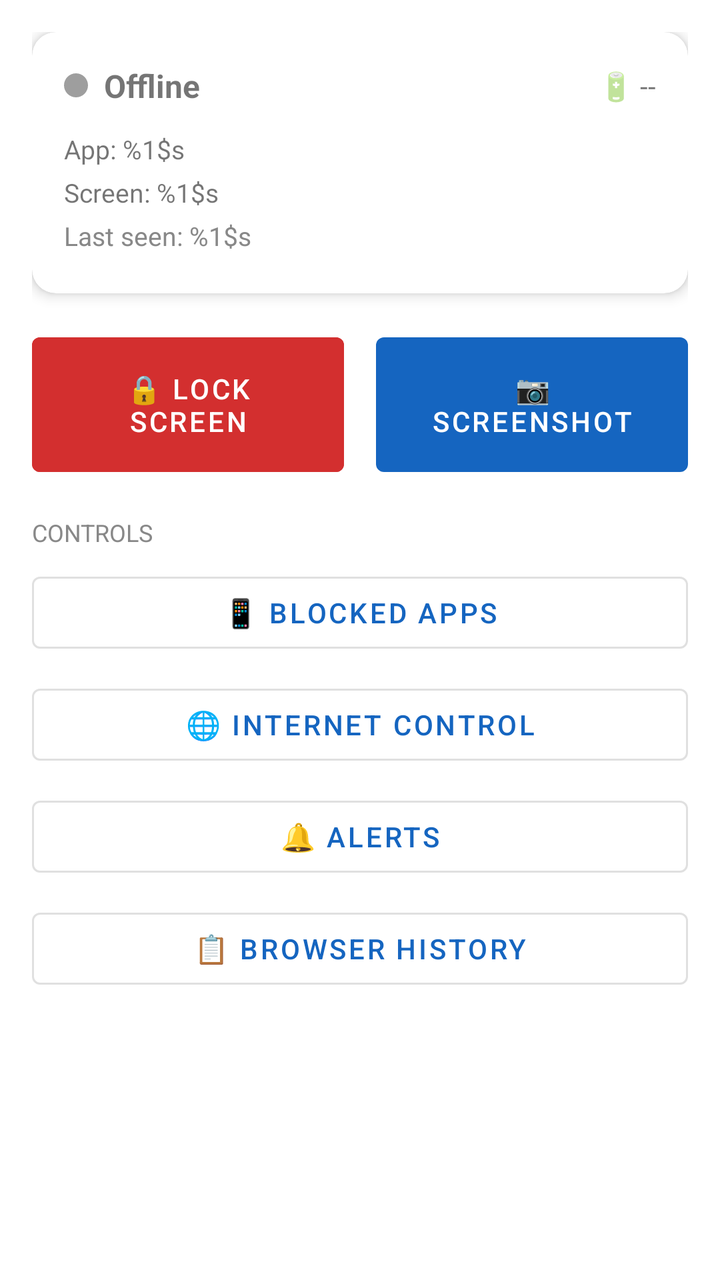
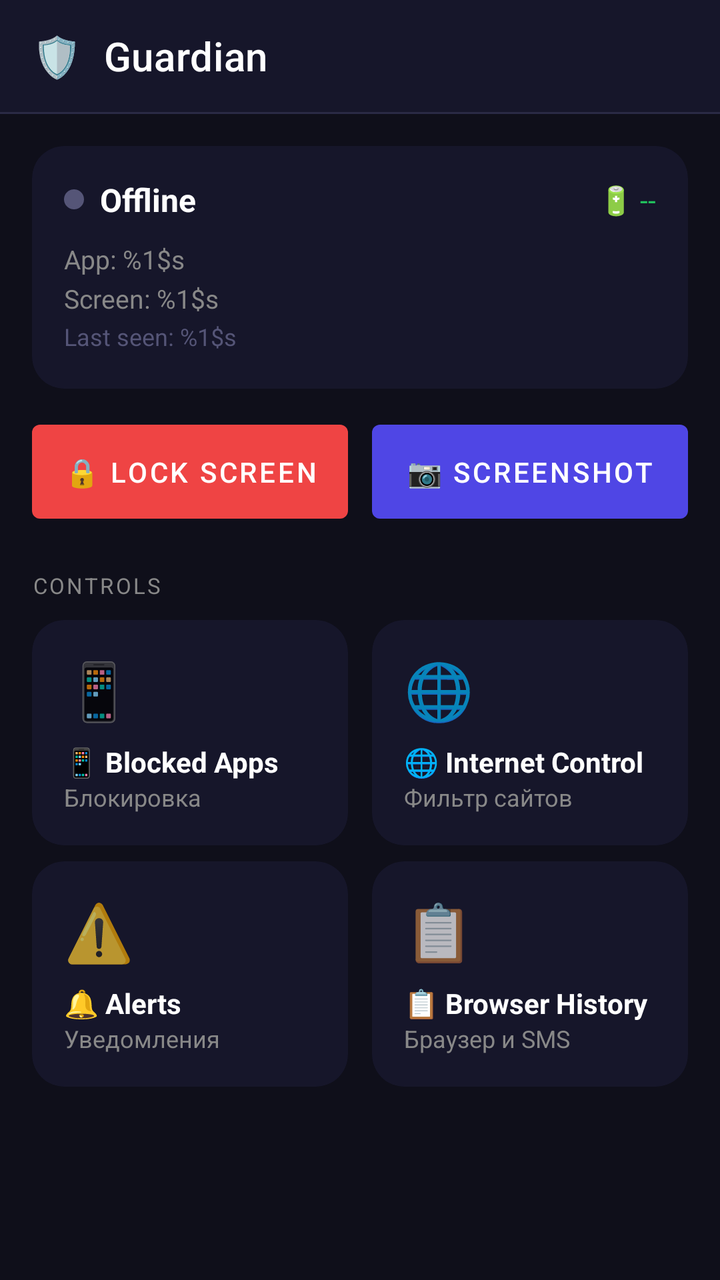

Screens rendered from an Android XML layout before and after an edit, with the pre-edit source and the edit as a unified diff.
<!-- AndroidManifest.xml: application theme Theme.FamilyControlParent -->
<!-- res/layout/activity_main.xml -->
<?xml version="1.0" encoding="utf-8"?>
<ScrollView xmlns:android="http://schemas.android.com/apk/res/android"
    android:layout_width="match_parent"
    android:layout_height="match_parent"
    android:fillViewport="true">

    <LinearLayout
        android:layout_width="match_parent"
        android:layout_height="wrap_content"
        android:orientation="vertical"
        android:padding="16dp">

        
        <androidx.cardview.widget.CardView
            xmlns:app="http://schemas.android.com/apk/res-auto"
            android:layout_width="match_parent"
            android:layout_height="wrap_content"
            android:layout_marginBottom="16dp"
            app:cardCornerRadius="12dp"
            app:cardElevation="4dp">

            <LinearLayout
                android:layout_width="match_parent"
                android:layout_height="wrap_content"
                android:orientation="vertical"
                android:padding="16dp">

                <LinearLayout
                    android:layout_width="match_parent"
                    android:layout_height="wrap_content"
                    android:orientation="horizontal"
                    android:gravity="center_vertical"
                    android:layout_marginBottom="12dp">

                    <View
                        android:id="@+id/viewOnlineDot"
                        android:layout_width="12dp"
                        android:layout_height="12dp"
                        android:background="@drawable/dot_gray"
                        android:layout_marginEnd="8dp" />

                    <TextView
                        android:id="@+id/tvOnlineStatus"
                        android:layout_width="0dp"
                        android:layout_height="wrap_content"
                        android:layout_weight="1"
                        android:text="@string/offline"
                        android:textSize="16sp"
                        android:textStyle="bold" />

                    <TextView
                        android:id="@+id/tvBattery"
                        android:layout_width="wrap_content"
                        android:layout_height="wrap_content"
                        android:text="🔋 --"
                        android:textSize="14sp" />
                </LinearLayout>

                <TextView
                    android:id="@+id/tvCurrentApp"
                    android:layout_width="match_parent"
                    android:layout_height="wrap_content"
                    android:text="@string/current_app_format"
                    android:textSize="13sp"
                    android:layout_marginBottom="4dp" />

                <TextView
                    android:id="@+id/tvScreenOn"
                    android:layout_width="match_parent"
                    android:layout_height="wrap_content"
                    android:text="@string/screen_format"
                    android:textSize="13sp"
                    android:layout_marginBottom="4dp" />

                <TextView
                    android:id="@+id/tvLastSeen"
                    android:layout_width="match_parent"
                    android:layout_height="wrap_content"
                    android:text="@string/last_seen_format"
                    android:textSize="13sp"
                    android:textColor="#888888"
                    android:layout_marginBottom="4dp" />

                <TextView
                    android:id="@+id/tvLocation"
                    android:layout_width="match_parent"
                    android:layout_height="wrap_content"
                    android:textSize="12sp"
                    android:textColor="#555555"
                    android:fontFamily="monospace"
                    android:visibility="gone" />
            </LinearLayout>
        </androidx.cardview.widget.CardView>

        
        <LinearLayout
            android:layout_width="match_parent"
            android:layout_height="wrap_content"
            android:orientation="horizontal"
            android:layout_marginBottom="16dp">

            <Button
                android:id="@+id/btnLockScreen"
                android:layout_width="0dp"
                android:layout_height="wrap_content"
                android:layout_weight="1"
                android:layout_marginEnd="8dp"
                android:text="@string/btn_lock_screen"
                android:backgroundTint="@color/colorDanger"
                android:textColor="@android:color/white"
                android:padding="16dp" />

            <Button
                android:id="@+id/btnScreenshot"
                android:layout_width="0dp"
                android:layout_height="wrap_content"
                android:layout_weight="1"
                android:layout_marginStart="8dp"
                android:text="@string/btn_screenshot"
                android:padding="16dp" />
        </LinearLayout>

        
        <TextView
            android:layout_width="wrap_content"
            android:layout_height="wrap_content"
            android:text="@string/section_control"
            android:textSize="12sp"
            android:textAllCaps="true"
            android:textColor="#888888"
            android:layout_marginBottom="8dp" />

        <Button
            android:id="@+id/btnApps"
            android:layout_width="match_parent"
            android:layout_height="wrap_content"
            android:text="@string/btn_apps"
            android:layout_marginBottom="8dp"
            style="@style/Widget.MaterialComponents.Button.OutlinedButton" />

        <Button
            android:id="@+id/btnInternet"
            android:layout_width="match_parent"
            android:layout_height="wrap_content"
            android:text="@string/btn_internet"
            android:layout_marginBottom="8dp"
            style="@style/Widget.MaterialComponents.Button.OutlinedButton" />

        <Button
            android:id="@+id/btnAlerts"
            android:layout_width="match_parent"
            android:layout_height="wrap_content"
            android:text="@string/btn_alerts"
            android:layout_marginBottom="8dp"
            style="@style/Widget.MaterialComponents.Button.OutlinedButton" />

        <Button
            android:id="@+id/btnHistory"
            android:layout_width="match_parent"
            android:layout_height="wrap_content"
            android:text="@string/btn_history"
            style="@style/Widget.MaterialComponents.Button.OutlinedButton" />

    </LinearLayout>
</ScrollView>
<!-- resources referenced by this layout -->
<resources>
  <color name="colorDanger">#D32F2F</color>
  <!-- drawable dot_gray (drawable) -->
  <?xml version="1.0" encoding="utf-8"?>
  <shape xmlns:android="http://schemas.android.com/apk/res/android"
      android:shape="oval">
      <solid android:color="@color/colorOffline" />
  </shape>
  <string name="btn_alerts">🔔 Alerts</string>
  <string name="btn_apps">📱 Blocked Apps</string>
  <string name="btn_history">📋 Browser History</string>
  <string name="btn_internet">🌐 Internet Control</string>
  <string name="btn_lock_screen">🔒 LOCK SCREEN</string>
  <string name="btn_screenshot">📷 SCREENSHOT</string>
  <string name="current_app_format">App: %1$s</string>
  <string name="last_seen_format">Last seen: %1$s</string>
  <string name="offline">Offline</string>
  <string name="screen_format">Screen: %1$s</string>
  <string name="section_control">Controls</string>
  <style name="Theme.FamilyControlParent" parent="Theme.MaterialComponents.Light.DarkActionBar">
          <item name="colorPrimary">@color/colorPrimary</item>
          <item name="colorPrimaryDark">@color/colorPrimaryDark</item>
          <item name="colorAccent">@color/colorAccent</item>
      </style>
  <color name="colorOffline">#9E9E9E</color>
  <color name="colorPrimary">#1565C0</color>
  <color name="colorPrimaryDark">#0D47A1</color>
  <color name="colorAccent">#42A5F5</color>
</resources>

<!-- the commit's change to res/layout/activity_main.xml (unified diff, before → after) -->
@@ -1,165 +1,352 @@
 <?xml version="1.0" encoding="utf-8"?>
-<ScrollView xmlns:android="http://schemas.android.com/apk/res/android"
+<LinearLayout xmlns:android="http://schemas.android.com/apk/res/android"
+    xmlns:app="http://schemas.android.com/apk/res-auto"
     android:layout_width="match_parent"
     android:layout_height="match_parent"
-    android:fillViewport="true">
-
-    <LinearLayout
+    android:orientation="vertical"
+    android:background="@color/colorBg">
+
+    
+    <androidx.appcompat.widget.Toolbar
+        android:id="@+id/toolbar"
         android:layout_width="match_parent"
-        android:layout_height="wrap_content"
-        android:orientation="vertical"
-        android:padding="16dp">
-
-        
-        <androidx.cardview.widget.CardView
-            xmlns:app="http://schemas.android.com/apk/res-auto"
-            android:layout_width="match_parent"
-            android:layout_height="wrap_content"
-            android:layout_marginBottom="16dp"
-            app:cardCornerRadius="12dp"
-            app:cardElevation="4dp">
-
-            <LinearLayout
-                android:layout_width="match_parent"
-                android:layout_height="wrap_content"
-                android:orientation="vertical"
-                android:padding="16dp">
-
-                <LinearLayout
-                    android:layout_width="match_parent"
-                    android:layout_height="wrap_content"
-                    android:orientation="horizontal"
-                    android:gravity="center_vertical"
-                    android:layout_marginBottom="12dp">
-
-                    <View
-                        android:id="@+id/viewOnlineDot"
-                        android:layout_width="12dp"
-                        android:layout_height="12dp"
-                        android:background="@drawable/dot_gray"
-                        android:layout_marginEnd="8dp" />
-
-                    <TextView
-                        android:id="@+id/tvOnlineStatus"
-                        android:layout_width="0dp"
-                        android:layout_height="wrap_content"
-                        android:layout_weight="1"
-                        android:text="@string/offline"
-                        android:textSize="16sp"
-                        android:textStyle="bold" />
-
-                    <TextView
-                        android:id="@+id/tvBattery"
-                        android:layout_width="wrap_content"
-                        android:layout_height="wrap_content"
-                        android:text="🔋 --"
-                        android:textSize="14sp" />
-                </LinearLayout>
-
-                <TextView
-                    android:id="@+id/tvCurrentApp"
-                    android:layout_width="match_parent"
-                    android:layout_height="wrap_content"
-                    android:text="@string/current_app_format"
-                    android:textSize="13sp"
-                    android:layout_marginBottom="4dp" />
-
-                <TextView
-                    android:id="@+id/tvScreenOn"
-                    android:layout_width="match_parent"
-                    android:layout_height="wrap_content"
-                    android:text="@string/screen_format"
-                    android:textSize="13sp"
-                    android:layout_marginBottom="4dp" />
-
-                <TextView
-                    android:id="@+id/tvLastSeen"
-                    android:layout_width="match_parent"
-                    android:layout_height="wrap_content"
-                    android:text="@string/last_seen_format"
-                    android:textSize="13sp"
-                    android:textColor="#888888"
-                    android:layout_marginBottom="4dp" />
-
-                <TextView
-                    android:id="@+id/tvLocation"
-                    android:layout_width="match_parent"
-                    android:layout_height="wrap_content"
-                    android:textSize="12sp"
-                    android:textColor="#555555"
-                    android:fontFamily="monospace"
-                    android:visibility="gone" />
-            </LinearLayout>
-        </androidx.cardview.widget.CardView>
-
-        
+        android:layout_height="?attr/actionBarSize"
+        android:background="@color/colorSurface"
+        android:elevation="0dp"
+        app:titleTextColor="@color/textPrimary"
+        app:title="🛡️  Guardian" />
+
+    
+    <View
+        android:layout_width="match_parent"
+        android:layout_height="1dp"
+        android:background="@color/colorBorder" />
+
+    <ScrollView
+        android:layout_width="match_parent"
+        android:layout_height="0dp"
+        android:layout_weight="1"
+        android:fillViewport="true">
+
         <LinearLayout
             android:layout_width="match_parent"
             android:layout_height="wrap_content"
-            android:orientation="horizontal"
-            android:layout_marginBottom="16dp">
-
-            <Button
-                android:id="@+id/btnLockScreen"
-                android:layout_width="0dp"
-                android:layout_height="wrap_content"
-                android:layout_weight="1"
-                android:layout_marginEnd="8dp"
-                android:text="@string/btn_lock_screen"
-                android:backgroundTint="@color/colorDanger"
-                android:textColor="@android:color/white"
-                android:padding="16dp" />
-
-            <Button
-                android:id="@+id/btnScreenshot"
-                android:layout_width="0dp"
-                android:layout_height="wrap_content"
-                android:layout_weight="1"
-                android:layout_marginStart="8dp"
-                android:text="@string/btn_screenshot"
-                android:padding="16dp" />
+            android:orientation="vertical"
+            android:padding="16dp">
+
+            
+            <androidx.cardview.widget.CardView
+                android:layout_width="match_parent"
+                android:layout_height="wrap_content"
+                android:layout_marginBottom="12dp"
+                app:cardBackgroundColor="@color/colorSurface"
+                app:cardCornerRadius="16dp"
+                app:cardElevation="0dp">
+
+                <LinearLayout
+                    android:layout_width="match_parent"
+                    android:layout_height="wrap_content"
+                    android:orientation="vertical"
+                    android:padding="16dp">
+
+                    
+                    <LinearLayout
+                        android:layout_width="match_parent"
+                        android:layout_height="wrap_content"
+                        android:orientation="horizontal"
+                        android:gravity="center_vertical"
+                        android:layout_marginBottom="10dp">
+
+                        <View
+                            android:id="@+id/viewOnlineDot"
+                            android:layout_width="10dp"
+                            android:layout_height="10dp"
+                            android:background="@drawable/dot_gray"
+                            android:layout_marginEnd="8dp" />
+
+                        <TextView
+                            android:id="@+id/tvOnlineStatus"
+                            android:layout_width="0dp"
+                            android:layout_height="wrap_content"
+                            android:layout_weight="1"
+                            android:text="@string/offline"
+                            android:textSize="16sp"
+                            android:textStyle="bold"
+                            android:textColor="@color/textPrimary" />
+
+                        <TextView
+                            android:id="@+id/tvBattery"
+                            android:layout_width="wrap_content"
+                            android:layout_height="wrap_content"
+                            android:text="🔋 --"
+                            android:textSize="14sp"
+                            android:textColor="@color/colorGreen" />
+                    </LinearLayout>
+
+                    
+                    <TextView
+                        android:id="@+id/tvCurrentApp"
+                        android:layout_width="match_parent"
+                        android:layout_height="wrap_content"
+                        android:text="@string/current_app_format"
+                        android:textSize="13sp"
+                        android:textColor="@color/textSecondary"
+                        android:layout_marginBottom="2dp" />
+
+                    <TextView
+                        android:id="@+id/tvScreenOn"
+                        android:layout_width="match_parent"
+                        android:layout_height="wrap_content"
+                        android:text="@string/screen_format"
+                        android:textSize="13sp"
+                        android:textColor="@color/textSecondary"
+                        android:layout_marginBottom="2dp" />
+
+                    <TextView
+                        android:id="@+id/tvLastSeen"
+                        android:layout_width="match_parent"
+                        android:layout_height="wrap_content"
+                        android:text="@string/last_seen_format"
+                        android:textSize="12sp"
+                        android:textColor="#555577"
+                        android:layout_marginBottom="2dp" />
+
+                    <TextView
+                        android:id="@+id/tvLocation"
+                        android:layout_width="match_parent"
+                        android:layout_height="wrap_content"
+                        android:textSize="11sp"
+                        android:textColor="#555577"
+                        android:fontFamily="monospace"
+                        android:visibility="gone" />
+                </LinearLayout>
+            </androidx.cardview.widget.CardView>
+
+            
+            <LinearLayout
+                android:layout_width="match_parent"
+                android:layout_height="wrap_content"
+                android:orientation="horizontal"
+                android:layout_marginBottom="20dp">
+
+                <Button
+                    android:id="@+id/btnLockScreen"
+                    android:layout_width="0dp"
+                    android:layout_height="wrap_content"
+                    android:layout_weight="1"
+                    android:layout_marginEnd="6dp"
+                    android:text="@string/btn_lock_screen"
+                    android:textColor="@color/white"
+                    android:padding="14dp"
+                    app:backgroundTint="@color/colorRed" />
+
+                <Button
+                    android:id="@+id/btnScreenshot"
+                    android:layout_width="0dp"
+                    android:layout_height="wrap_content"
+                    android:layout_weight="1"
+                    android:layout_marginStart="6dp"
+                    android:text="@string/btn_screenshot"
+                    android:textColor="@color/white"
+                    android:padding="14dp"
+                    app:backgroundTint="@color/colorPrimary" />
+            </LinearLayout>
+
+            
+            <TextView
+                android:layout_width="wrap_content"
+                android:layout_height="wrap_content"
+                android:text="@string/section_control"
+                android:textSize="11sp"
+                android:textAllCaps="true"
+                android:textColor="@color/textSecondary"
+                android:letterSpacing="0.1"
+                android:layout_marginBottom="10dp" />
+
+            
+            <LinearLayout
+                android:layout_width="match_parent"
+                android:layout_height="wrap_content"
+                android:orientation="horizontal"
+                android:layout_marginBottom="8dp">
+
+                <androidx.cardview.widget.CardView
+                    android:id="@+id/btnApps"
+                    android:layout_width="0dp"
+                    android:layout_height="wrap_content"
+                    android:layout_weight="1"
+                    android:layout_marginEnd="6dp"
+                    android:clickable="true"
+                    android:focusable="true"
+                    app:cardBackgroundColor="@color/colorSurface"
+                    app:cardCornerRadius="16dp"
+                    app:cardElevation="0dp">
+
+                    <LinearLayout
+                        android:layout_width="match_parent"
+                        android:layout_height="wrap_content"
+                        android:orientation="vertical"
+                        android:padding="16dp">
+
+                        <TextView
+                            android:layout_width="wrap_content"
+                            android:layout_height="wrap_content"
+                            android:text="📱"
+                            android:textSize="28sp"
+                            android:layout_marginBottom="8dp" />
+
+                        <TextView
+                            android:layout_width="wrap_content"
+                            android:layout_height="wrap_content"
+                            android:text="@string/btn_apps"
+                            android:textSize="14sp"
+                            android:textStyle="bold"
+                            android:textColor="@color/textPrimary" />
+
+                        <TextView
+                            android:layout_width="wrap_content"
+                            android:layout_height="wrap_content"
+                            android:text="Блокировка"
+                            android:textSize="12sp"
+                            android:textColor="@color/textSecondary" />
+                    </LinearLayout>
+                </androidx.cardview.widget.CardView>
+
+                <androidx.cardview.widget.CardView
+                    android:id="@+id/btnInternet"
+                    android:layout_width="0dp"
+                    android:layout_height="wrap_content"
+                    android:layout_weight="1"
+                    android:layout_marginStart="6dp"
+                    android:clickable="true"
+                    android:focusable="true"
+                    app:cardBackgroundColor="@color/colorSurface"
+                    app:cardCornerRadius="16dp"
+                    app:cardElevation="0dp">
+
+                    <LinearLayout
+                        android:layout_width="match_parent"
+                        android:layout_height="wrap_content"
+                        android:orientation="vertical"
+                        android:padding="16dp">
+
+                        <TextView
+                            android:layout_width="wrap_content"
+                            android:layout_height="wrap_content"
+                            android:text="🌐"
+                            android:textSize="28sp"
+                            android:layout_marginBottom="8dp" />
+
+                        <TextView
+                            android:layout_width="wrap_content"
+                            android:layout_height="wrap_content"
+                            android:text="@string/btn_internet"
+                            android:textSize="14sp"
+                            android:textStyle="bold"
+                            android:textColor="@color/textPrimary" />
+
+                        <TextView
+                            android:layout_width="wrap_content"
+                            android:layout_height="wrap_content"
+                            android:text="Фильтр сайтов"
+                            android:textSize="12sp"
+                            android:textColor="@color/textSecondary" />
+                    </LinearLayout>
+                </androidx.cardview.widget.CardView>
+            </LinearLayout>
+
+            
+            <LinearLayout
+                android:layout_width="match_parent"
+                android:layout_height="wrap_content"
+                android:orientation="horizontal">
+
+                <androidx.cardview.widget.CardView
+                    android:id="@+id/btnAlerts"
+                    android:layout_width="0dp"
+                    android:layout_height="wrap_content"
+                    android:layout_weight="1"
+                    android:layout_marginEnd="6dp"
+                    android:clickable="true"
+                    android:focusable="true"
+                    app:cardBackgroundColor="@color/colorSurface"
+                    app:cardCornerRadius="16dp"
+                    app:cardElevation="0dp">
+
+                    <LinearLayout
+                        android:layout_width="match_parent"
+                        android:layout_height="wrap_content"
+                        android:orientation="vertical"
+                        android:padding="16dp">
+
+                        <TextView
+                            android:layout_width="wrap_content"
+                            android:layout_height="wrap_content"
+                            android:text="⚠️"
+                            android:textSize="28sp"
+                            android:layout_marginBottom="8dp" />
+
+                        <TextView
+                            android:layout_width="wrap_content"
+                            android:layout_height="wrap_content"
+                            android:text="@string/btn_alerts"
+                            android:textSize="14sp"
+                            android:textStyle="bold"
+                            android:textColor="@color/textPrimary" />
+
+                        <TextView
+                            android:layout_width="wrap_content"
+                            android:layout_height="wrap_content"
+                            android:text="Уведомления"
+                            android:textSize="12sp"
+                            android:textColor="@color/textSecondary" />
+                    </LinearLayout>
+                </androidx.cardview.widget.CardView>
+
+                <androidx.cardview.widget.CardView
+                    android:id="@+id/btnHistory"
+                    android:layout_width="0dp"
+                    android:layout_height="wrap_content"
+                    android:layout_weight="1"
+                    android:layout_marginStart="6dp"
+                    android:clickable="true"
+                    android:focusable="true"
+                    app:cardBackgroundColor="@color/colorSurface"
+                    app:cardCornerRadius="16dp"
+                    app:cardElevation="0dp">
+
+                    <LinearLayout
+                        android:layout_width="match_parent"
+                        android:layout_height="wrap_content"
+                        android:orientation="vertical"
+                        android:padding="16dp">
+
+                        <TextView
+                            android:layout_width="wrap_content"
+                            android:layout_height="wrap_content"
+                            android:text="📋"
+                            android:textSize="28sp"
+                            android:layout_marginBottom="8dp" />
+
+                        <TextView
+                            android:layout_width="wrap_content"
+                            android:layout_height="wrap_content"
+                            android:text="@string/btn_history"
+                            android:textSize="14sp"
+                            android:textStyle="bold"
+                            android:textColor="@color/textPrimary" />
+
+                        <TextView
+                            android:layout_width="wrap_content"
+                            android:layout_height="wrap_content"
+                            android:text="Браузер и SMS"
+                            android:textSize="12sp"
+                            android:textColor="@color/textSecondary" />
+                    </LinearLayout>
+                </androidx.cardview.widget.CardView>
+            </LinearLayout>
+
         </LinearLayout>
-
-        
-        <TextView
-            android:layout_width="wrap_content"
-            android:layout_height="wrap_content"
-            android:text="@string/section_control"
-            android:textSize="12sp"
-            android:textAllCaps="true"
-            android:textColor="#888888"
-            android:layout_marginBottom="8dp" />
-
-        <Button
-            android:id="@+id/btnApps"
-            android:layout_width="match_parent"
-            android:layout_height="wrap_content"
-            android:text="@string/btn_apps"
-            android:layout_marginBottom="8dp"
-            style="@style/Widget.MaterialComponents.Button.OutlinedButton" />
-
-        <Button
-            android:id="@+id/btnInternet"
-            android:layout_width="match_parent"
-            android:layout_height="wrap_content"
-            android:text="@string/btn_internet"
-            android:layout_marginBottom="8dp"
-            style="@style/Widget.MaterialComponents.Button.OutlinedButton" />
-
-        <Button
-            android:id="@+id/btnAlerts"
-            android:layout_width="match_parent"
-            android:layout_height="wrap_content"
-            android:text="@string/btn_alerts"
-            android:layout_marginBottom="8dp"
-            style="@style/Widget.MaterialComponents.Button.OutlinedButton" />
-
-        <Button
-            android:id="@+id/btnHistory"
-            android:layout_width="match_parent"
-            android:layout_height="wrap_content"
-            android:text="@string/btn_history"
-            style="@style/Widget.MaterialComponents.Button.OutlinedButton" />
-
-    </LinearLayout>
-</ScrollView>
+    </ScrollView>
+
+</LinearLayout>
<!-- resource entries referenced after the edit -->
@@ -1,6 +1,8 @@
 <!-- resources referenced by this layout -->
 <resources>
-  <color name="colorDanger">#D32F2F</color>
+  <color name="colorBg">#0F0F1A</color>
+  <color name="colorBorder">#2A2A45</color>
+  <color name="colorGreen">#22C55E</color>
   <!-- drawable dot_gray (drawable) -->
   <?xml version="1.0" encoding="utf-8"?>
   <shape xmlns:android="http://schemas.android.com/apk/res/android"
@@ -18,14 +20,26 @@
   <string name="offline">Offline</string>
   <string name="screen_format">Screen: %1$s</string>
   <string name="section_control">Controls</string>
-  <style name="Theme.FamilyControlParent" parent="Theme.MaterialComponents.Light.DarkActionBar">
+  <style name="Theme.FamilyControlParent" parent="Theme.MaterialComponents.NoActionBar">
           <item name="colorPrimary">@color/colorPrimary</item>
           <item name="colorPrimaryDark">@color/colorPrimaryDark</item>
           <item name="colorAccent">@color/colorAccent</item>
+          <item name="android:windowBackground">@color/colorBg</item>
+          <item name="android:statusBarColor">@color/colorBg</item>
+          <item name="android:navigationBarColor">@color/colorBg</item>
+          <item name="android:windowLightStatusBar">false</item>
+          <item name="android:textColorPrimary">@color/textPrimary</item>
+          <item name="android:textColorSecondary">@color/textSecondary</item>
+          <item name="materialAlertDialogTheme">@style/ThemeOverlay.MaterialComponents.MaterialAlertDialog.Dark</item>
       </style>
-  <color name="colorOffline">#9E9E9E</color>
-  <color name="colorPrimary">#1565C0</color>
-  <color name="colorPrimaryDark">#0D47A1</color>
-  <color name="colorAccent">#42A5F5</color>
+  <color name="colorOffline">#555577</color>
+  <color name="colorPrimary">#4F46E5</color>
+  <color name="colorRed">#EF4444</color>
+  <color name="colorSurface">#16162A</color>
+  <color name="textPrimary">#FFFFFF</color>
+  <color name="textSecondary">#888888</color>
+  <color name="white">#FFFFFF</color>
+  <color name="colorPrimaryDark">#3730A3</color>
+  <color name="colorAccent">#4F46E5</color>
 </resources>
 
